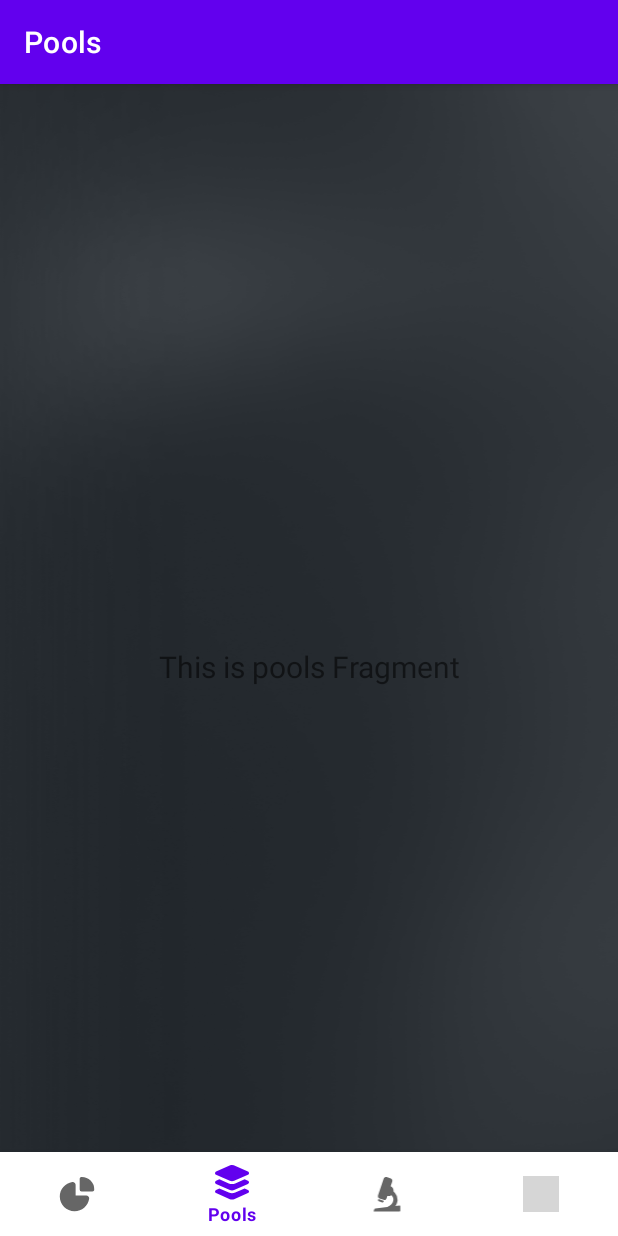
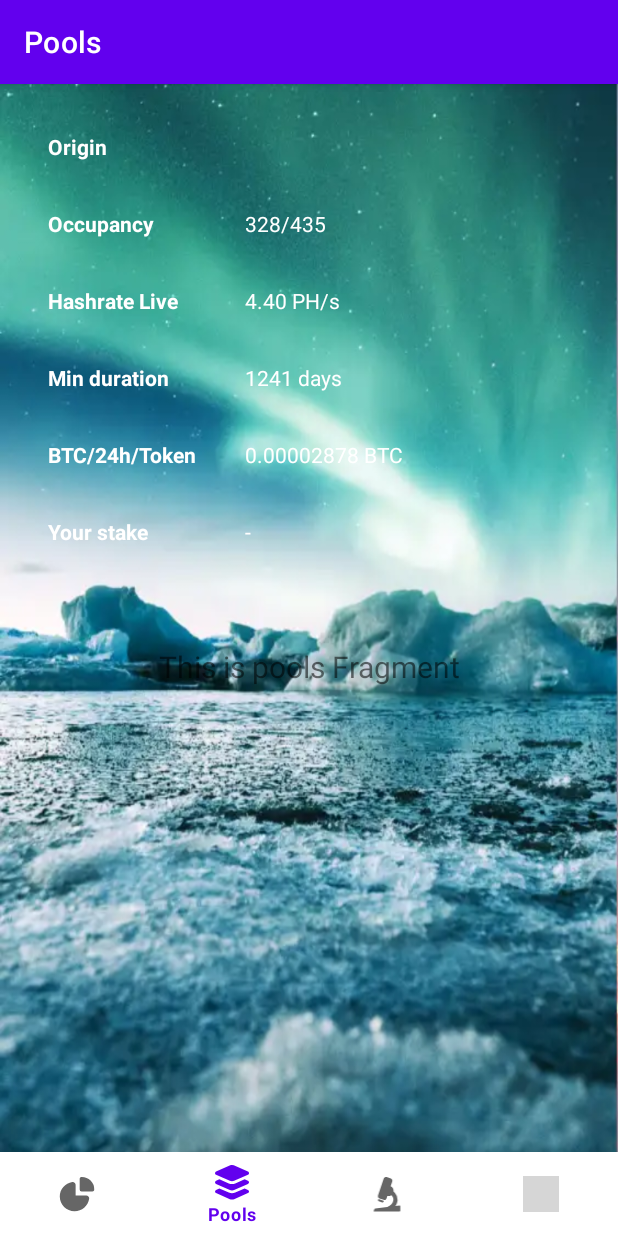
Before and after one commit to corazon008/Unofficial-StartminingApp, an Android app: the PoolsFragment screen opened through its navigation route, on a phone screen of 412 x 824 dp. Run offline under Robolectric (Android 15) with nearby library versions, the phone set to English and light mode, and no system bars; our stand-ins replace navigation-ui; network calls fail; grey boxes are pictures that could not be loaded.

Commit message:
add images

```diff
--- a/app/src/main/res/layout/fragment_pools.xml
+++ b/app/src/main/res/layout/fragment_pools.xml
@@ -5,6 +5,97 @@
     android:layout_width="match_parent"
     android:layout_height="match_parent"
     tools:context=".ui.pools.PoolsFragment">
+
+    <GridLayout
+        android:layout_width="match_parent"
+        android:layout_height="wrap_content"
+        android:columnCount="2"
+        android:orientation="horizontal"
+        android:padding="16dp"
+        tools:context=".MainActivity"
+        android:background="@drawable/1">
+
+        <TextView
+            style="@style/PoolStyle"
+            android:layout_width="wrap_content"
+            android:layout_height="wrap_content"
+            android:text="Origin"
+            android:textStyle="bold"/>
+
+        <TextView
+            style="@style/PoolStyle"
+            android:layout_width="wrap_content"
+            android:layout_height="wrap_content"
+            android:text=""/>
+
+        <TextView
+            style="@style/PoolStyle"
+            android:layout_width="wrap_content"
+            android:layout_height="wrap_content"
+            android:text="Occupancy"
+            android:textStyle="bold"/>
+
+        <TextView
+            style="@style/PoolStyle"
+            android:layout_width="wrap_content"
+            android:layout_height="wrap_content"
+            android:text="328/435"/>
+
+        <TextView
+            style="@style/PoolStyle"
+            android:layout_width="wrap_content"
+            android:layout_height="wrap_content"
+            android:text="Hashrate Live"
+            android:textStyle="bold"/>
+
+        <TextView
+            style="@style/PoolStyle"
+            android:layout_width="wrap_content"
+            android:layout_height="wrap_content"
+            android:text="4.40 PH/s"/>
+
+        <TextView
+            style="@style/PoolStyle"
+            android:layout_width="wrap_content"
+            android:layout_height="wrap_content"
+            android:text="Min duration"
+            android:textStyle="bold"/>
+
+        <TextView
+            style="@style/PoolStyle"
+            android:layout_width="wrap_content"
+            android:layout_height="wrap_content"
+            android:text="1241 days"/>
+
+        <TextView
+            style="@style/PoolStyle"
+            android:layout_width="wrap_content"
+            android:layout_height="wrap_content"
+            android:text="BTC/24h/Token"
+            android:textStyle="bold"/>
+
+        <TextView
+            style="@style/PoolStyle"
+            android:layout_width="wrap_content"
+            android:layout_height="wrap_content"
+            android:text="0.00002878 BTC"/>
+
+        <TextView
+            style="@style/PoolStyle"
+            android:layout_width="wrap_content"
+            android:layout_height="wrap_content"
+            android:text="Your stake"
+            android:textStyle="bold"/>
+
+        <TextView
+            style="@style/PoolStyle"
+            android:layout_width="wrap_content"
+            android:layout_height="wrap_content"
+            android:text="-"/>
+
+    </GridLayout>
+
+
 
     <TextView
         android:id="@+id/text_pools"
@@ -19,4 +110,6 @@
         app:layout_constraintEnd_toEndOf="parent"
         app:layout_constraintStart_toStartOf="parent"
         app:layout_constraintTop_toTopOf="parent" />
+
+
 </androidx.constraintlayout.widget.ConstraintLayout>
--- a/app/src/main/res/values/styles.xml
+++ b/app/src/main/res/values/styles.xml
@@ -21,6 +21,12 @@
         <item name="android:layout_gravity">end</item>
     </style>
 
+    <style name="PoolStyle">
+        <item name="android:layout_margin">8dp</item>
+        <item name="android:padding">8dp</item>
+        <item name="android:textColor">@color/white</item>
+    </style>
+
     <style name="Widget.Startmining.AppWidget.Container" parent="android:Widget">
         <item name="android:id">@android:id/background</item>
         <item name="android:background">?android:attr/colorBackground</item>
```
Also changed, not shown: app/src/main/res/drawable/cryo.xml (added, +118 -0 lines), app/src/main/res/drawable/ignis.xml (added, +205 -0 lines), app/src/main/res/drawable/1.png (added), app/src/main/res/drawable/2.png (added), app/src/main/res/drawable/3.png (added).
